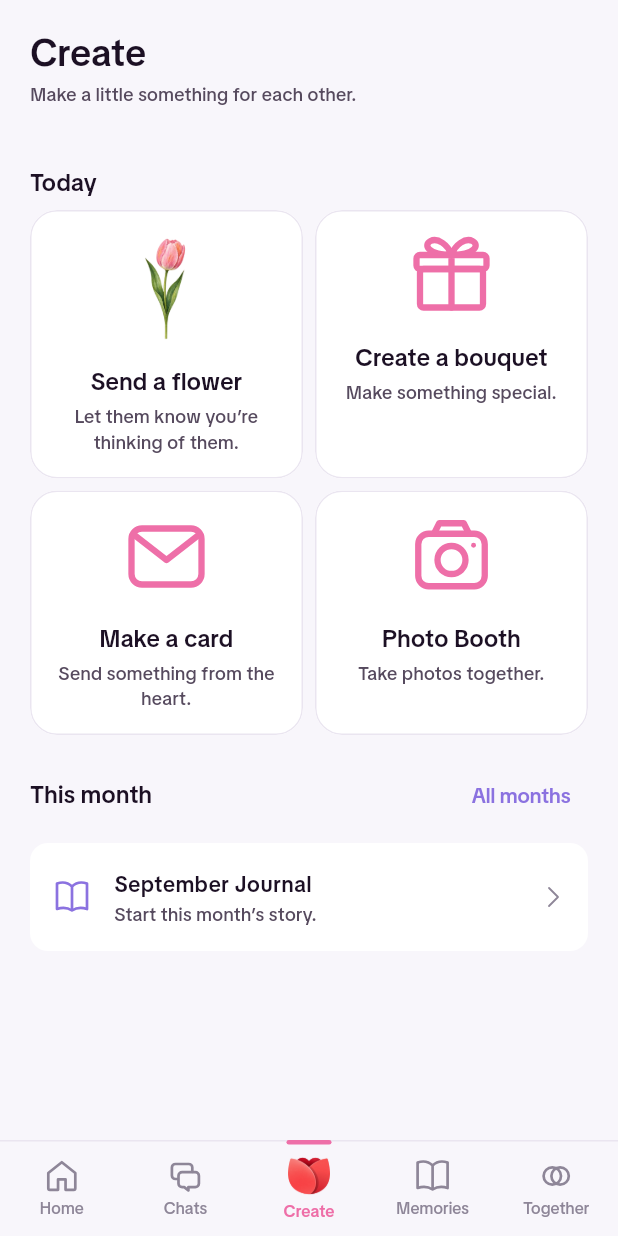
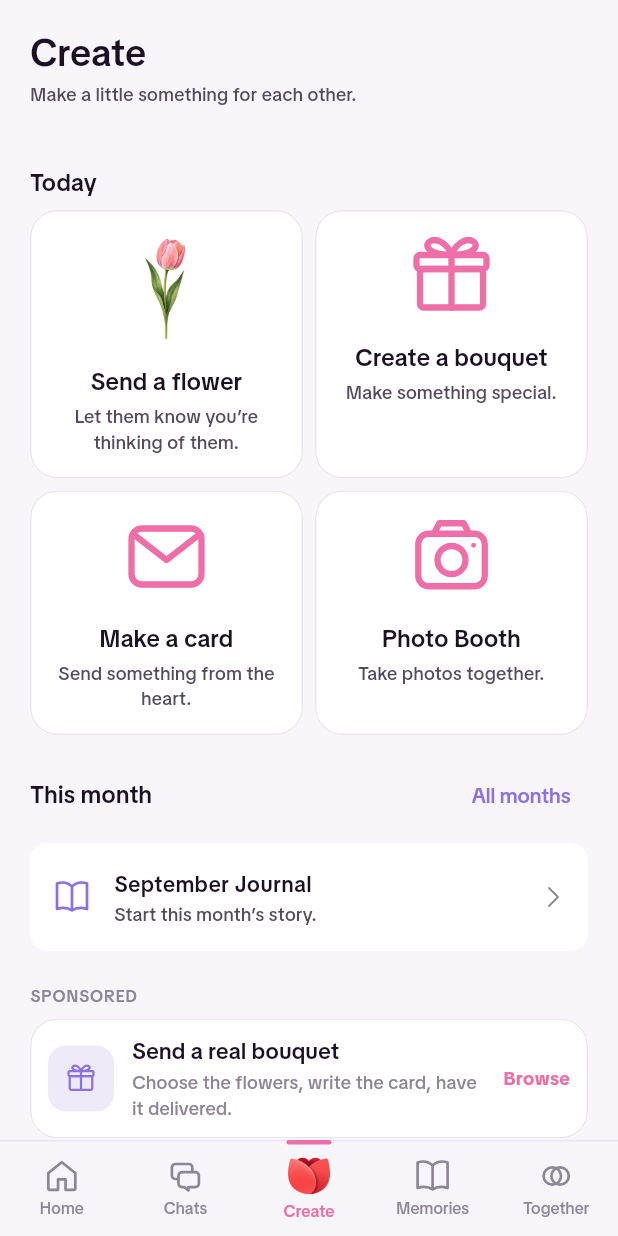
Before and after one commit to jccudiamat/dayflower, a Flutter app: the DayflowerScreen screen opened by its route, on a phone screen of 412 x 824 dp. Run offline on Flutter 3.47's test engine with Material 3 defaults, Android fonts, the phone set to English and light mode, and no system bars; our stand-ins replace cached_network_image, camera, device_preview, firebase_core, firebase_messaging, flutter_cache_manager and 17 more; missing offline and left inert: flutter_webrtc, home_widget, livekit_client; accounts and stored records are empty; network calls fail; statements that could not run were skipped.

Commit message:
A designated place for a banner, and the places that refuse one
Its own section under a SPONSORED overline, last on the page, below
everything the couple came for. PromoPlace is a closed enum so a slot
cannot be added wherever it fits, and neverPromoted writes down the
refusals with the reasoning: Home, inside a conversation, the Chats
list, Memories, a call.

No ad network yet, and none is possible: the smallest SDK is megabytes
against 76 KB of headroom. House promos until dropping livekit_client
makes room.

Co-Authored-By: Claude Opus 5 <noreply@anthropic.com>

```diff
--- /dev/null
+++ b/lib/core/widgets/promo_slot.dart
@@ -0,0 +1,183 @@
+import 'package:flutter/cupertino.dart';
+import 'package:flutter/material.dart';
+import 'package:flutter_riverpod/flutter_riverpod.dart';
+
+import '../theme/app_colors.dart';
+import '../theme/design_tokens.dart';
+import 'app_icon.dart';
+
+/// Where a banner may appear, and nowhere else.
+///
+/// 🔴 **The list of places is here, in one const, on purpose.** An ad slot
+/// added wherever it fits is how an app ends up with one on every screen. A
+/// place has to be named in [PromoPlace] to exist, and the two rules behind
+/// that list are written down in it.
+///
+/// ⚠️ **No ad network is wired up, and one cannot be yet.** The APK sits
+/// about 76 KB under Play's ceiling and the smallest ad SDK is megabytes.
+/// Removing `livekit_client` once peer calling is proven is what makes room.
+/// Until then this renders house promos — the app pointing at its own
+/// features — which is what the slot is for in the first place: the layout
+/// has to be lived with before anybody sells it.
+enum PromoPlace {
+  /// The Create hub. A grid of cards already, so one more card fits without
+  /// changing the shape of the page.
+  create,
+
+  /// The Together hub, for the same reason.
+  together,
+
+  /// Channels and Reads, when they exist. Content people browse, which is
+  /// where a banner is least out of place and worth the most.
+  reads,
+}
+
+/// 🔴 **Never on these, and this is the reasoning, not a preference.**
+///
+/// - **Home** holds their note, their mood and their heartbeat. It is the
+///   emotional centre of the app.
+/// - **Inside a conversation**, ever. It is two people talking.
+/// - **The Chats list**, which has exactly one real row: a banner there
+///   would *be* the list, and it sits directly on the conversation.
+/// - **Memories**, where an ad between two memories of a relationship is
+///   simply grim.
+/// - **A call**, which is the one screen that is the other person.
+const neverPromoted = [
+  'home',
+  'chat',
+  'chats',
+  'memories',
+  'call',
+];
+
+/// Whether this person sees promos at all. False for anyone paying.
+///
+/// ⚠️ Already here with nothing behind it, deliberately: every slot reads it
+/// from day one, so switching subscriptions on later is one provider and not
+/// a hunt through the screens.
+final promosHiddenProvider = Provider<bool>((ref) => false);
+
+/// One promo, in its own section.
+///
+/// ⚠️ **A section with a label, not a card pretending to be content.** The
+/// brief was "a designated section": something that reads as an
+/// advertisement at a glance and cannot be mistaken for the couple's own
+/// things. Hence the overline above it, and the border rather than the app's
+/// own card fill.
+class PromoSlot extends ConsumerWidget {
+  const PromoSlot({super.key, required this.place});
+
+  final PromoPlace place;
+
+  @override
+  Widget build(BuildContext context, WidgetRef ref) {
+    if (ref.watch(promosHiddenProvider)) return const SizedBox.shrink();
+    final promo = housePromoFor(place);
+    // Nothing to show is the normal state, and it takes no room at all: an
+    // empty bordered box where an ad failed to load is worse than no ad.
+    if (promo == null) return const SizedBox.shrink();
+
+    return Padding(
+      padding: const EdgeInsets.only(top: AppSpace.md),
+      child: Column(
+        crossAxisAlignment: CrossAxisAlignment.start,
+        children: [
+          Text('SPONSORED', style: AppText.label()),
+          const SizedBox(height: AppSpace.xs),
+          _PromoCard(promo: promo),
+        ],
+      ),
+    );
+  }
+}
+
+/// What a slot shows: a line, a line under it, an icon and where it goes.
+typedef Promo = ({
+  String title,
+  String body,
+  IconData icon,
+  String action,
+  VoidCallback? onTap,
+});
+
+/// The app pointing at its own features, until there is a network.
+///
+/// ⚠️ Returns null for a place with nothing to say rather than inventing
+/// filler, so the empty case is exercised from the first day instead of
+/// being discovered when an ad fails to load.
+Promo? housePromoFor(PromoPlace place) => switch (place) {
+      PromoPlace.create => (
+          title: 'Send a real bouquet',
+          body: 'Choose the flowers, write the card, have it delivered.',
+          icon: CupertinoIcons.gift,
+          action: 'Browse',
+          onTap: null,
+        ),
+      PromoPlace.together => (
+          title: 'Plan your next reunion',
+          body: 'Somewhere to count down to makes the distance shorter.',
+          icon: CupertinoIcons.airplane,
+          action: 'See ideas',
+          onTap: null,
+        ),
+      PromoPlace.reads => null,
+    };
+
+class _PromoCard extends StatelessWidget {
+  const _PromoCard({required this.promo});
+
+  final Promo promo;
+
+  @override
+  Widget build(BuildContext context) {
+    final shape = RoundedRectangleBorder(
+      borderRadius: BorderRadius.circular(AppRadius.lg),
+      side: BorderSide(color: AppColors.border),
+    );
+    return Material(
+      color: AppColors.surface,
+      shape: shape,
+      clipBehavior: Clip.antiAlias,
+      child: InkWell(
+        onTap: promo.onTap,
+        child: Padding(
+          padding: const EdgeInsets.all(AppSpace.compact),
+          child: Row(
+            children: [
+              Container(
+                width: 44,
+                height: 44,
+                alignment: Alignment.center,
+                decoration: BoxDecoration(
+                  color: AppColors.surfaceSubtle,
+                  borderRadius: BorderRadius.circular(AppRadius.sm),
+                ),
+                child: AppIcon(promo.icon, size: 20, color: AppColors.secondary),
+              ),
+              const SizedBox(width: AppSpace.compact),
+              Expanded(
+                child: Column(
+                  crossAxisAlignment: CrossAxisAlignment.start,
+                  mainAxisSize: MainAxisSize.min,
+                  children: [
+                    Text(promo.title,
+                        style: AppText.subtitle().copyWith(fontSize: 15)),
+                    const SizedBox(height: 2),
+                    Text(promo.body,
+                        maxLines: 2,
+                        overflow: TextOverflow.ellipsis,
+                        style: AppText.caption()),
+                  ],
+                ),
+              ),
+              const SizedBox(width: AppSpace.xs),
+              Text(promo.action,
+                  style: AppText.caption(AppColors.brand)
+                      .copyWith(fontWeight: FontWeight.w700)),
+            ],
+          ),
+        ),
+      ),
+    );
+  }
+}
--- a/lib/features/activities/presentation/screens/activities_screen.dart
+++ b/lib/features/activities/presentation/screens/activities_screen.dart
@@ -2,6 +2,7 @@ import 'package:flutter/material.dart';
 
 import '../../../../core/theme/design_tokens.dart';
 import '../../../../core/widgets/app_bottom_nav.dart';
+import '../../../../core/widgets/promo_slot.dart';
 import '../widgets/together_card.dart';
 import '../widgets/together_events_card.dart';
 import '../widgets/together_gifts_card.dart';
@@ -69,6 +70,8 @@ class ActivitiesScreen extends StatelessWidget {
             ),
             gap,
             TogetherPlayCard(),
+            // ⚠️ Last, below everything the couple came here for.
+            PromoSlot(place: PromoPlace.together),
           ],
         ),
       ),
--- a/lib/features/dayflower/presentation/dayflower_screen.dart
+++ b/lib/features/dayflower/presentation/dayflower_screen.dart
@@ -10,6 +10,7 @@ import '../../../core/theme/app_colors.dart';
 import '../../../core/theme/design_tokens.dart';
 import '../../../core/widgets/app_icon.dart';
 import '../../../core/widgets/flower_image.dart';
+import '../../../core/widgets/promo_slot.dart';
 import '../../../core/widgets/story_components.dart';
 import '../../chapters/data/chapter_repository.dart';
 import '../../onboarding/data/user_repository.dart';
@@ -128,6 +129,9 @@ class DayflowerScreen extends ConsumerWidget {
                 onTap: () =>
                     context.push(Routes.chapterFor(review.year, review.month)))
           ],
+          // ⚠️ Last, below everything the couple came here for. A slot above
+          // the tools would be the first thing on the page.
+          const PromoSlot(place: PromoPlace.create),
         ]);
   }
 }
```
Also changed, not shown: 1 other file.
